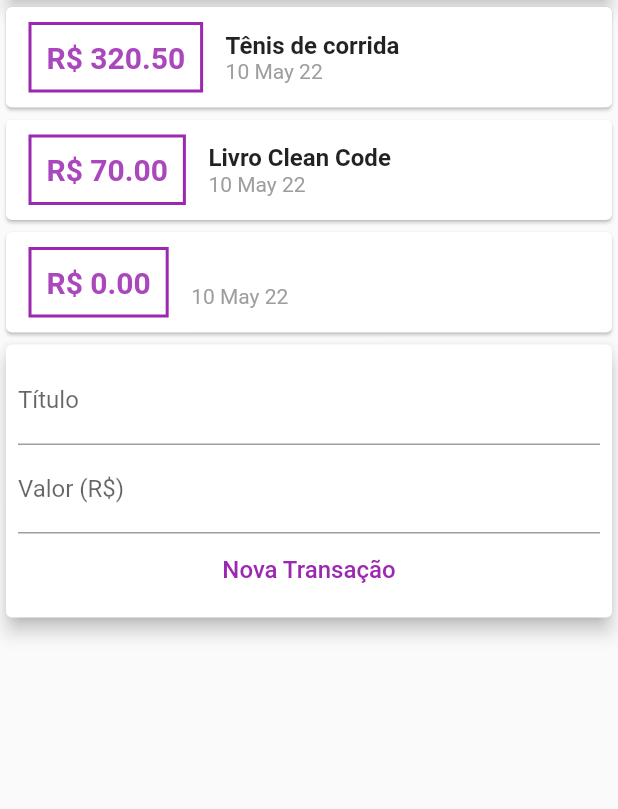
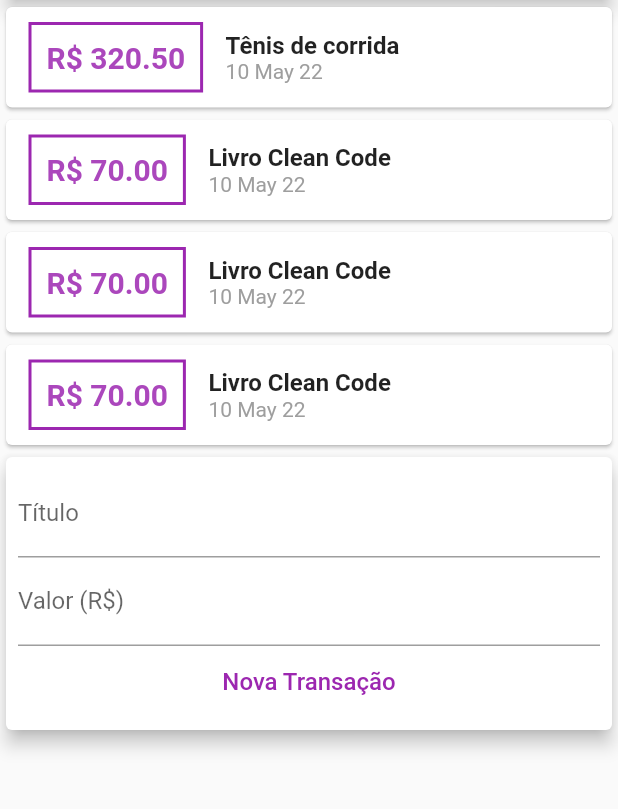
Before and after one commit to vinicim/my_budget_flutter, a Flutter app: the screen it shows after launch, after a tap on "Nova Transação", on a phone screen of 412 x 824 dp, the part 119-928 px from its top. Run offline on Flutter 3.47's test engine with Material 2 defaults, Android fonts, the phone set to English and light mode, and no system bars.

Commit message:
ListView implementada; Validação inicial de dados no formulário

```diff
--- a/lib/components/transaction_form.dart
+++ b/lib/components/transaction_form.dart
@@ -10,6 +10,17 @@ class TransactionForm extends StatelessWidget {
 
   TransactionForm(this.onSubmit);
 
+  _submitForm() {
+    final title = titleController.text;
+    final value = double.tryParse(valueController.text) ?? 0.00;
+
+    if (title.isEmpty || value <= 0) {
+      return;
+    }
+
+    this.onSubmit(title, value);
+  }
+
   @override
   Widget build(BuildContext context) {
     return Card(
@@ -19,20 +30,19 @@ class TransactionForm extends StatelessWidget {
         child: Column(
           children: [
             TextField(
+                onSubmitted: (_) => _submitForm(),
                 controller: titleController,
                 decoration: InputDecoration(labelText: 'Título')),
             TextField(
+                onSubmitted: (_) => _submitForm(),
+                keyboardType: TextInputType.numberWithOptions(
+                    decimal:
+                        true), //numberWithOptions para ser utilizado iOS e Android
                 controller: valueController,
                 decoration: InputDecoration(labelText: 'Valor (R\$)')),
             TextButton(
                 style: TextButton.styleFrom(primary: Colors.purple),
-                onPressed: () {
-                  final title = titleController.text;
-                  final value = double.tryParse(valueController.text) ?? 0.00;
-                  this.onSubmit(title, value);
-                  print('[teste] $title');
-                  print('[teste] $value');
-                },
+                onPressed: _submitForm,
                 child: Text('Nova Transação', style: TextStyle(fontSize: 16)))
           ],
         ),
--- a/lib/components/transaction_list.dart
+++ b/lib/components/transaction_list.dart
@@ -9,14 +9,17 @@ class TransactionList extends StatelessWidget {
 
   @override
   Widget build(BuildContext context) {
-    return Column(
-        children: transactions
-            .map((tr) => Card(
+    return Container(
+      height: 300,
+      child: ListView.builder(
+        itemCount: transactions.length,
+        itemBuilder: (ctx, index) {
+          final tr = transactions[index];
+          return Card(
               child: Row(
             children: [
               Container(
-                      margin:
-                          EdgeInsets.symmetric(horizontal: 15, vertical: 10),
+                margin: EdgeInsets.symmetric(horizontal: 15, vertical: 10),
                 decoration: BoxDecoration(
                   border: Border.all(color: Colors.purple, width: 2),
                 ),
@@ -35,8 +38,7 @@ class TransactionList extends StatelessWidget {
                   Text(
                     tr.title,
                     textAlign: TextAlign.left,
-                          style: TextStyle(
-                              fontWeight: FontWeight.bold, fontSize: 16),
+                    style: TextStyle(fontWeight: FontWeight.bold, fontSize: 16),
                   ),
                   Text(
                     DateFormat('d MMM yy').format(tr.date),
@@ -45,7 +47,9 @@ class TransactionList extends StatelessWidget {
                 ],
               )
             ],
-                )))
-            .toList());
+          ));
+        },
+      ),
+    );
   }
 }
--- a/lib/components/transaction_user.dart
+++ b/lib/components/transaction_user.dart
@@ -19,6 +19,14 @@ class _TransactionUserState extends State<TransactionUser> {
         title: 'Tênis de corrida',
         value: 320.5,
         date: DateTime.now()),
+    Transaction(
+        id: 't2', title: 'Livro Clean Code', value: 70.0, date: DateTime.now()),
+    Transaction(
+        id: 't2', title: 'Livro Clean Code', value: 70.0, date: DateTime.now()),
+    Transaction(
+        id: 't2', title: 'Livro Clean Code', value: 70.0, date: DateTime.now()),
+    Transaction(
+        id: 't2', title: 'Livro Clean Code', value: 70.0, date: DateTime.now()),
     Transaction(
         id: 't2', title: 'Livro Clean Code', value: 70.0, date: DateTime.now())
   ];
--- a/lib/main.dart
+++ b/lib/main.dart
@@ -20,7 +20,8 @@
   Widget build(BuildContext context) {
     return Scaffold(
         appBar: AppBar(title: Text('Orçamento Pessoal')),
-      body: Column(
+        body: SingleChildScrollView(
+          child: Column(
               crossAxisAlignment: CrossAxisAlignment.stretch,
               children: <Widget>[
                 Container(
@@ -33,6 +34,6 @@
                 ),
                 TransactionUser()
               ]),
-    );
+        ));
   }
 }
```
Lines whose indentation alone changed are shown as unchanged.
